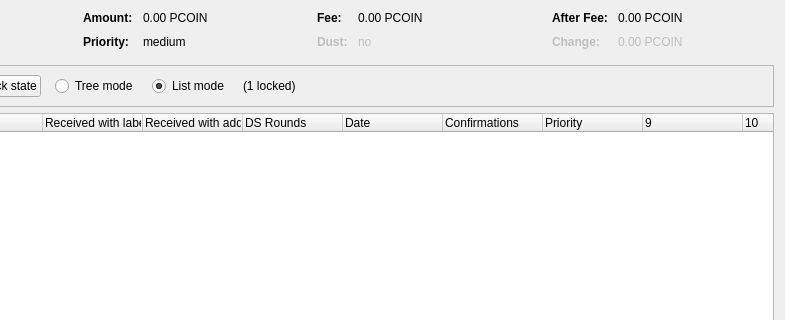
Above: src/qt/forms/coincontroldialog.ui from CoinExample/ANG before the change; both pictures show x 169 to 954 and y 0 to 320 of the 954 by 500 pixel window. Below: the same form after it.
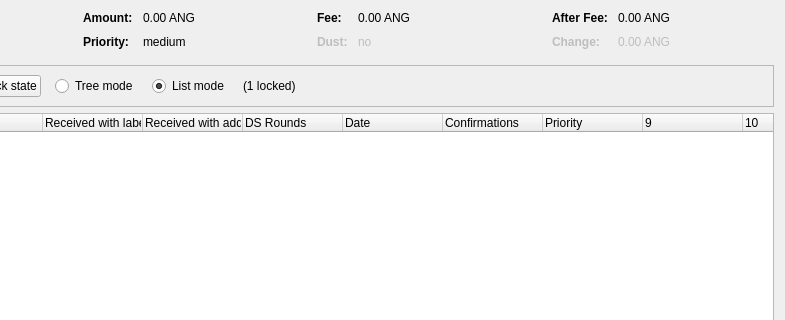
That is the form after the change. Custom widgets are drawn as their Qt base class.

Patch:
```diff
--- a/src/qt/forms/coincontroldialog.ui
+++ b/src/qt/forms/coincontroldialog.ui
@@ -132,7 +132,7 @@
           <enum>Qt::ActionsContextMenu</enum>
          </property>
          <property name="text">
-          <string notr="true">0.00 PCOIN</string>
+          <string notr="true">0.00 ANG</string>
          </property>
          <property name="textInteractionFlags">
           <set>Qt::LinksAccessibleByMouse|Qt::TextSelectableByKeyboard|Qt::TextSelectableByMouse</set>
@@ -206,7 +206,7 @@
           <enum>Qt::ActionsContextMenu</enum>
          </property>
          <property name="text">
-          <string notr="true">0.00 PCOIN</string>
+          <string notr="true">0.00 ANG</string>
          </property>
          <property name="textInteractionFlags">
           <set>Qt::LinksAccessibleByMouse|Qt::TextSelectableByKeyboard|Qt::TextSelectableByMouse</set>
@@ -286,7 +286,7 @@
           <enum>Qt::ActionsContextMenu</enum>
          </property>
          <property name="text">
-          <string notr="true">0.00 PCOIN</string>
+          <string notr="true">0.00 ANG</string>
          </property>
          <property name="textInteractionFlags">
           <set>Qt::LinksAccessibleByMouse|Qt::TextSelectableByKeyboard|Qt::TextSelectableByMouse</set>
@@ -321,7 +321,7 @@
           <enum>Qt::ActionsContextMenu</enum>
          </property>
          <property name="text">
-          <string notr="true">0.00 PCOIN</string>
+          <string notr="true">0.00 ANG</string>
          </property>
          <property name="textInteractionFlags">
           <set>Qt::LinksAccessibleByMouse|Qt::TextSelectableByKeyboard|Qt::TextSelectableByMouse</set>
```
